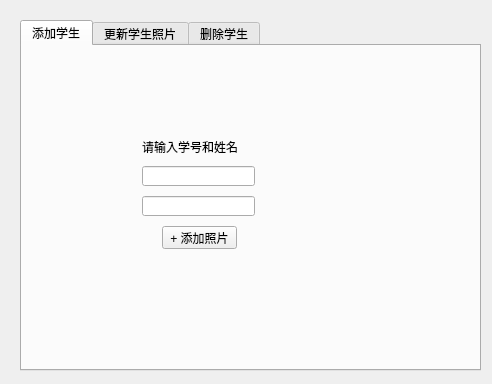
Qt form demo/frame_stumanage.ui (SITP-face-recognize/QTclient) before a commit.
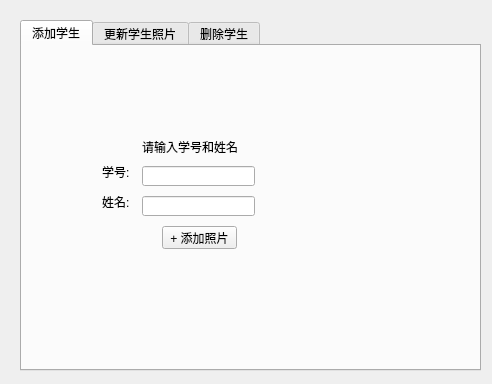
The same form after that commit. The open tabs and pages were chosen to show the change. Icons and pictures are not drawn.

```diff
--- a/demo/frame_stumanage.ui
+++ b/demo/frame_stumanage.ui
@@ -94,6 +94,32 @@
        </rect>
       </property>
      </widget>
+     <widget class="QLabel" name="addstu_id_Label">
+      <property name="geometry">
+       <rect>
+        <x>10</x>
+        <y>70</y>
+        <width>54</width>
+        <height>12</height>
+       </rect>
+      </property>
+      <property name="text">
+       <string>学号:</string>
+      </property>
+     </widget>
+     <widget class="QLabel" name="addstu_name_Label">
+      <property name="geometry">
+       <rect>
+        <x>10</x>
+        <y>100</y>
+        <width>54</width>
+        <height>12</height>
+       </rect>
+      </property>
+      <property name="text">
+       <string>姓名:</string>
+      </property>
+     </widget>
     </widget>
    </widget>
    <widget class="QWidget" name="stu_update">
```
Left out of the diff: 46 changed lines with no effect on the pictures.
